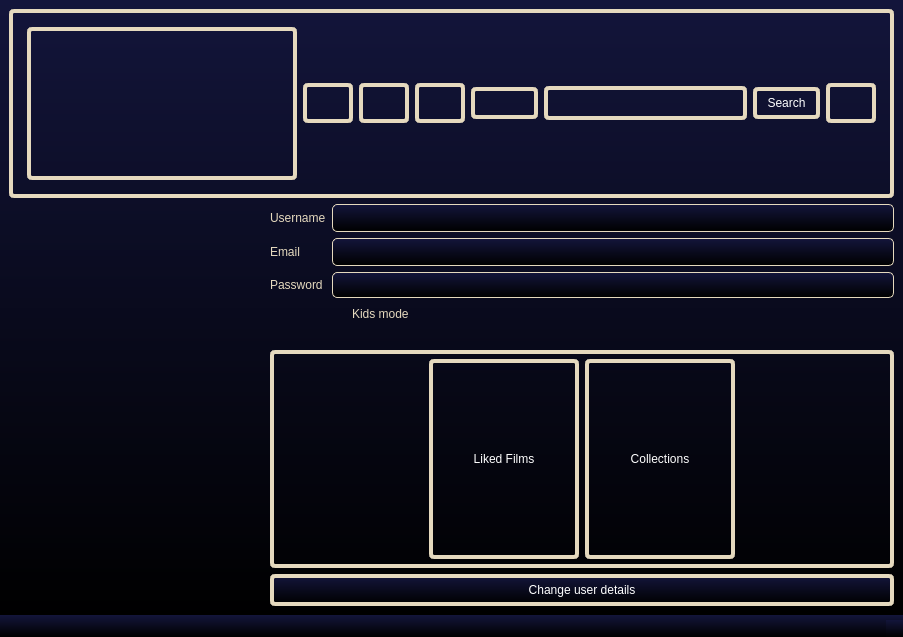
Dushnilas/recsys_project, file src/qt/persuser.ui: the form before one commit.
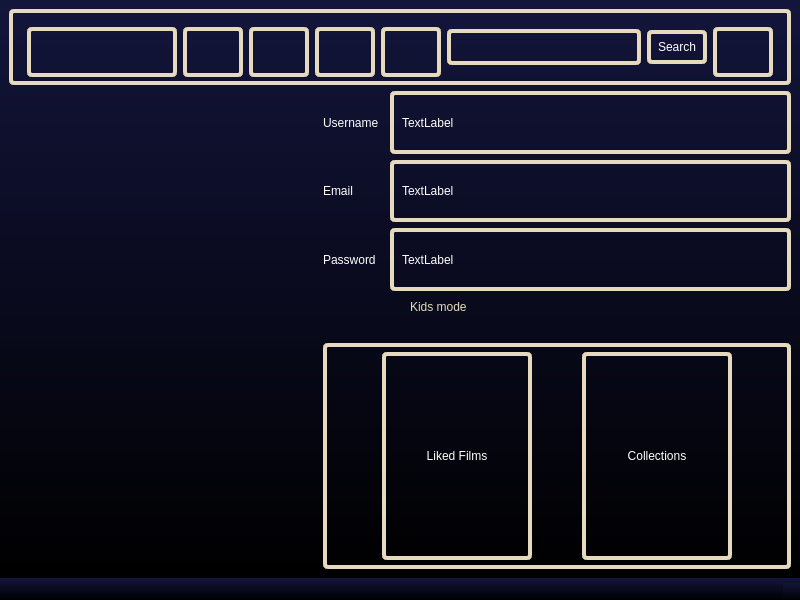
The form after the commit. Icons and pictures are not drawn.

Patch:
```diff
--- a/src/qt/persuser.ui
+++ b/src/qt/persuser.ui
@@ -6,8 +6,8 @@
    <rect>
     <x>0</x>
     <y>0</y>
-    <width>903</width>
-    <height>637</height>
+    <width>800</width>
+    <height>600</height>
    </rect>
   </property>
   <property name="windowTitle">
@@ -19,189 +19,10 @@
   </property>
   <widget class="QWidget" name="centralwidget">
    <layout class="QGridLayout" name="gridLayout_2">
-    <item row="0" column="0" colspan="2">
-     <layout class="QHBoxLayout" name="horizontalLayout_2">
-      <item>
-       <widget class="QFrame" name="frame">
-        <property name="styleSheet">
-         <string notr="true">background-color: rgba(255, 255, 255, 0);
-border: 4px solid rgb(229, 217, 190);
-border-radius: 5px;
-padding: 5px;
-</string>
-        </property>
-        <property name="frameShape">
-         <enum>QFrame::StyledPanel</enum>
-        </property>
-        <property name="frameShadow">
-         <enum>QFrame::Raised</enum>
-        </property>
-        <layout class="QHBoxLayout" name="horizontalLayout_3" stretch="4,1,1,1,1,3,1,1">
-         <item>
-          <widget class="QLabel" name="label">
-           <property name="styleSheet">
-            <string notr="true">border-image: url(:/rec/Pics/LogoRem.png);</string>
-           </property>
-           <property name="text">
-            <string/>
-           </property>
-          </widget>
-         </item>
-         <item>
-          <widget class="QPushButton" name="HomeBPU">
-           <property name="sizePolicy">
-            <sizepolicy hsizetype="Fixed" vsizetype="Fixed">
-             <horstretch>0</horstretch>
-             <verstretch>0</verstretch>
-            </sizepolicy>
-           </property>
-           <property name="minimumSize">
-            <size>
-             <width>40</width>
-             <height>40</height>
-            </size>
-           </property>
-           <property name="styleSheet">
-            <string notr="true">border-image: url(:/rec/Pics/housenormal.png);</string>
-           </property>
-           <property name="text">
-            <string/>
-           </property>
-          </widget>
-         </item>
-         <item>
-          <widget class="QPushButton" name="FilmsBPU">
-           <property name="sizePolicy">
-            <sizepolicy hsizetype="Fixed" vsizetype="Fixed">
-             <horstretch>0</horstretch>
-             <verstretch>0</verstretch>
-            </sizepolicy>
-           </property>
-           <property name="minimumSize">
-            <size>
-             <width>40</width>
-             <height>40</height>
-            </size>
-           </property>
-           <property name="styleSheet">
-            <string notr="true">border-image: url(:/rec/Pics/Films.png);</string>
-           </property>
-           <property name="text">
-            <string/>
-           </property>
-          </widget>
-         </item>
-         <item>
-          <widget class="QPushButton" name="TVShowsPU">
-           <property name="sizePolicy">
-            <sizepolicy hsizetype="Fixed" vsizetype="Fixed">
-             <horstretch>0</horstretch>
-             <verstretch>0</verstretch>
-            </sizepolicy>
-           </property>
-           <property name="minimumSize">
-            <size>
-             <width>40</width>
-             <height>40</height>
-            </size>
-           </property>
-           <property name="styleSheet">
-            <string notr="true">border-image: url(:/rec/Pics/TVShows.png);</string>
-           </property>
-           <property name="text">
-            <string/>
-           </property>
-          </widget>
-         </item>
-         <item>
-          <widget class="QPushButton" name="KidsBPU">
-           <property name="styleSheet">
-            <string notr="true">border-image: url(:/rec/Pics/Kids.png);</string>
-           </property>
-           <property name="text">
-            <string/>
-           </property>
-          </widget>
-         </item>
-         <item>
-          <widget class="QLineEdit" name="lineEdit"/>
-         </item>
-         <item>
-          <widget class="QPushButton" name="pushButton_5">
-           <property name="text">
-            <string>Search</string>
-           </property>
-          </widget>
-         </item>
-         <item>
-          <widget class="QPushButton" name="UserPU">
-           <property name="sizePolicy">
-            <sizepolicy hsizetype="Fixed" vsizetype="Fixed">
-             <horstretch>60</horstretch>
-             <verstretch>60</verstretch>
-            </sizepolicy>
-           </property>
-           <property name="minimumSize">
-            <size>
-             <width>40</width>
-             <height>40</height>
-            </size>
-           </property>
-           <property name="styleSheet">
-            <string notr="true">border-image: url(:/rec/Pics/profile-user.png);</string>
-           </property>
-           <property name="text">
-            <string/>
-           </property>
-          </widget>
-         </item>
-        </layout>
-       </widget>
-      </item>
-     </layout>
-    </item>
-    <item row="1" column="0">
-     <layout class="QVBoxLayout" name="verticalLayout_3">
-      <item>
-       <widget class="QLabel" name="label_4">
-        <property name="sizePolicy">
-         <sizepolicy hsizetype="Fixed" vsizetype="Fixed">
-          <horstretch>255</horstretch>
-          <verstretch>255</verstretch>
-         </sizepolicy>
-        </property>
-        <property name="minimumSize">
-         <size>
-          <width>255</width>
-          <height>255</height>
-         </size>
-        </property>
-        <property name="styleSheet">
-         <string notr="true">border-image: url(:/rec/Pics/profile-user.png);
-background-color: rgba(255, 255, 255, 0);</string>
-        </property>
-        <property name="text">
-         <string/>
-        </property>
-       </widget>
-      </item>
-     </layout>
-    </item>
     <item row="1" column="1">
      <layout class="QVBoxLayout" name="verticalLayout_2">
       <item>
        <layout class="QGridLayout" name="gridLayout">
-        <item row="1" column="0">
-         <widget class="QLabel" name="label_3">
-          <property name="styleSheet">
-           <string notr="true">background-color: rgba(255, 255, 255, 0);
-color:rgb(229, 217, 190);</string>
-          </property>
-          <property name="text">
-           <string>Email</string>
-          </property>
-         </widget>
-        </item>
         <item row="3" column="1">
          <widget class="QRadioButton" name="radioButton">
           <property name="styleSheet">
@@ -213,58 +34,148 @@
           </property>
          </widget>
         </item>
+        <item row="1" column="0">
+         <widget class="QLabel" name="label_3">
+          <property name="sizePolicy">
+           <sizepolicy hsizetype="Minimum" vsizetype="Preferred">
+            <horstretch>61</horstretch>
+            <verstretch>0</verstretch>
+           </sizepolicy>
+          </property>
+          <property name="maximumSize">
+           <size>
+            <width>61</width>
+            <height>16777215</height>
+           </size>
+          </property>
+          <property name="styleSheet">
+           <string notr="true">background-color: rgba(255, 255, 255, 0);
+
+</string>
+          </property>
+          <property name="text">
+           <string>Email</string>
+          </property>
+         </widget>
+        </item>
         <item row="0" column="1">
-         <widget class="QLineEdit" name="lineEdit_2">
-          <property name="styleSheet">
-           <string notr="true">border: 1px solid rgb(229, 217, 190);
-border-radius: 5px;
-padding: 5px;</string>
+         <widget class="QLabel" name="label_6">
+          <property name="sizePolicy">
+           <sizepolicy hsizetype="Preferred" vsizetype="Preferred">
+            <horstretch>0</horstretch>
+            <verstretch>0</verstretch>
+           </sizepolicy>
           </property>
-         </widget>
-        </item>
-        <item row="1" column="1">
-         <widget class="QLineEdit" name="lineEdit_3">
+          <property name="minimumSize">
+           <size>
+            <width>400</width>
+            <height>20</height>
+           </size>
+          </property>
           <property name="styleSheet">
-           <string notr="true">border: 1px solid rgb(229, 217, 190);
+           <string notr="true">background-color: rgba(255, 255, 255, 0);
+border: 4px solid rgb(229, 217, 190);
 border-radius: 5px;
-padding: 5px;</string>
+padding: 5px;
+
+</string>
+          </property>
+          <property name="text">
+           <string>TextLabel</string>
           </property>
          </widget>
         </item>
         <item row="0" column="0">
          <widget class="QLabel" name="label_2">
+          <property name="sizePolicy">
+           <sizepolicy hsizetype="Minimum" vsizetype="Preferred">
+            <horstretch>61</horstretch>
+            <verstretch>0</verstretch>
+           </sizepolicy>
+          </property>
+          <property name="maximumSize">
+           <size>
+            <width>61</width>
+            <height>16777215</height>
+           </size>
+          </property>
           <property name="styleSheet">
            <string notr="true">background-color: rgba(255, 255, 255, 0);
-color:rgb(229, 217, 190);</string>
+
+
+</string>
           </property>
           <property name="text">
            <string>Username</string>
           </property>
          </widget>
         </item>
-        <item row="2" column="1">
-         <widget class="QPushButton" name="pushButton_10">
-          <property name="styleSheet">
-           <string notr="true">border: 1px solid rgb(229, 217, 190);
-border-radius: 5px;
-padding: 5px;</string>
-          </property>
-          <property name="text">
-           <string/>
-          </property>
-         </widget>
-        </item>
         <item row="2" column="0">
          <widget class="QLabel" name="label_5">
+          <property name="sizePolicy">
+           <sizepolicy hsizetype="Minimum" vsizetype="Preferred">
+            <horstretch>61</horstretch>
+            <verstretch>0</verstretch>
+           </sizepolicy>
+          </property>
+          <property name="maximumSize">
+           <size>
+            <width>61</width>
+            <height>16777215</height>
+           </size>
+          </property>
           <property name="styleSheet">
-           <string>background-color: rgba(255, 255, 255, 0);
-color:rgb(229, 217, 190);</string>
+           <string notr="true">background-color: rgba(255, 255, 255, 0);
+
+</string>
           </property>
           <property name="text">
            <string>Password</string>
           </property>
          </widget>
         </item>
+        <item row="1" column="1">
+         <widget class="QLabel" name="label_7">
+          <property name="minimumSize">
+           <size>
+            <width>400</width>
+            <height>20</height>
+           </size>
+          </property>
+          <property name="styleSheet">
+           <string notr="true">background-color: rgba(255, 255, 255, 0);
+border: 4px solid rgb(229, 217, 190);
+border-radius: 5px;
+padding: 5px;
+
+</string>
+          </property>
+          <property name="text">
+           <string>TextLabel</string>
+          </property>
+         </widget>
+        </item>
+        <item row="2" column="1">
+         <widget class="QLabel" name="label_8">
+          <property name="minimumSize">
+           <size>
+            <width>400</width>
+            <height>20</height>
+           </size>
+          </property>
+          <property name="styleSheet">
+           <string notr="true">background-color: rgba(255, 255, 255, 0);
+border: 4px solid rgb(229, 217, 190);
+border-radius: 5px;
+padding: 5px;
+
+</string>
+          </property>
+          <property name="text">
+           <string>TextLabel</string>
+          </property>
+         </widget>
+        </item>
        </layout>
       </item>
       <item>
@@ -298,10 +209,19 @@
           <layout class="QHBoxLayout" name="horizontalLayout_6">
            <item>
             <layout class="QHBoxLayout" name="horizontalLayout_4">
+             <property name="spacing">
+              <number>50</number>
+             </property>
+             <property name="leftMargin">
+              <number>50</number>
+             </property>
+             <property name="rightMargin">
+              <number>50</number>
+             </property>
              <item>
               <widget class="QPushButton" name="LikedBut">
                <property name="sizePolicy">
-                <sizepolicy hsizetype="Fixed" vsizetype="Fixed">
+                <sizepolicy hsizetype="Preferred" vsizetype="Preferred">
                  <horstretch>150</horstretch>
                  <verstretch>200</verstretch>
                 </sizepolicy>
@@ -312,6 +232,12 @@
                  <height>200</height>
                 </size>
                </property>
+               <property name="maximumSize">
+                <size>
+                 <width>250</width>
+                 <height>16777215</height>
+                </size>
+               </property>
                <property name="text">
                 <string>Liked Films</string>
                </property>
@@ -320,7 +246,7 @@
              <item>
               <widget class="QPushButton" name="CollectionsBut">
                <property name="sizePolicy">
-                <sizepolicy hsizetype="Fixed" vsizetype="Fixed">
+                <sizepolicy hsizetype="Preferred" vsizetype="Preferred">
                  <horstretch>150</horstretch>
                  <verstretch>200</verstretch>
                 </sizepolicy>
@@ -331,6 +257,12 @@
                  <height>200</height>
                 </size>
                </property>
+               <property name="maximumSize">
+                <size>
+                 <width>250</width>
+                 <height>16777215</height>
+                </size>
+               </property>
                <property name="text">
                 <string>Collections</string>
                </property>
@@ -345,17 +277,340 @@
       </item>
      </layout>
     </item>
-    <item row="2" column="1">
-     <layout class="QVBoxLayout" name="verticalLayout_4">
+    <item row="0" column="0" colspan="2">
+     <layout class="QHBoxLayout" name="horizontalLayout_2">
       <item>
-       <widget class="QPushButton" name="pushButton_9">
+       <widget class="QFrame" name="frame">
+        <property name="sizePolicy">
+         <sizepolicy hsizetype="Preferred" vsizetype="Fixed">
+          <horstretch>0</horstretch>
+          <verstretch>76</verstretch>
+         </sizepolicy>
+        </property>
+        <property name="minimumSize">
+         <size>
+          <width>0</width>
+          <height>76</height>
+         </size>
+        </property>
+        <property name="maximumSize">
+         <size>
+          <width>16777215</width>
+          <height>76</height>
+         </size>
+        </property>
         <property name="styleSheet">
-         <string notr="true">border: 4px solid rgb(229, 217, 190);
+         <string notr="true">background-color: rgba(255, 255, 255, 0);
+border: 4px solid rgb(229, 217, 190);
 border-radius: 5px;
-padding: 5px;</string>
+padding: 5px;
+</string>
         </property>
+        <property name="frameShape">
+         <enum>QFrame::StyledPanel</enum>
+        </property>
+        <property name="frameShadow">
+         <enum>QFrame::Raised</enum>
+        </property>
+        <layout class="QHBoxLayout" name="horizontalLayout_3" stretch="4,0,1,1,1,3,1,0">
+         <item>
+          <widget class="QLabel" name="label">
+           <property name="minimumSize">
+            <size>
+             <width>150</width>
+             <height>50</height>
+            </size>
+           </property>
+           <property name="maximumSize">
+            <size>
+             <width>150</width>
+             <height>50</height>
+            </size>
+           </property>
+           <property name="styleSheet">
+            <string notr="true">border-image: url(:/rec/Pics/LogoRem.png);</string>
+           </property>
+           <property name="text">
+            <string/>
+           </property>
+          </widget>
+         </item>
+         <item>
+          <widget class="QPushButton" name="HomeBPU">
+           <property name="sizePolicy">
+            <sizepolicy hsizetype="Fixed" vsizetype="Fixed">
+             <horstretch>60</horstretch>
+             <verstretch>50</verstretch>
+            </sizepolicy>
+           </property>
+           <property name="minimumSize">
+            <size>
+             <width>60</width>
+             <height>50</height>
+            </size>
+           </property>
+           <property name="maximumSize">
+            <size>
+             <width>60</width>
+             <height>50</height>
+            </size>
+           </property>
+           <property name="styleSheet">
+            <string notr="true">border-image: url(:/rec/Pics/housenormal.png);</string>
+           </property>
+           <property name="text">
+            <string/>
+           </property>
+          </widget>
+         </item>
+         <item>
+          <widget class="QPushButton" name="FilmsBPU">
+           <property name="sizePolicy">
+            <sizepolicy hsizetype="Fixed" vsizetype="Fixed">
+             <horstretch>60</horstretch>
+             <verstretch>50</verstretch>
+            </sizepolicy>
+           </property>
+           <property name="minimumSize">
+            <size>
+             <width>60</width>
+             <height>50</height>
+            </size>
+           </property>
+           <property name="maximumSize">
+            <size>
+             <width>60</width>
+             <height>50</height>
+            </size>
+           </property>
+           <property name="styleSheet">
+            <string notr="true">border-image: url(:/rec/Pics/Films.png);</string>
+           </property>
+           <property name="text">
+            <string/>
+           </property>
+          </widget>
+         </item>
+         <item>
+          <widget class="QPushButton" name="TVShowsPU">
+           <property name="sizePolicy">
+            <sizepolicy hsizetype="Fixed" vsizetype="Fixed">
+             <horstretch>60</horstretch>
+             <verstretch>50</verstretch>
+            </sizepolicy>
+           </property>
+           <property name="minimumSize">
+            <size>
+             <width>60</width>
+             <height>50</height>
+            </size>
+           </property>
+           <property name="maximumSize">
+            <size>
+             <width>60</width>
+             <height>50</height>
+            </size>
+           </property>
+           <property name="styleSheet">
+            <string notr="true">border-image: url(:/rec/Pics/TVShows.png);</string>
+           </property>
+           <property name="text">
+            <string/>
+           </property>
+          </widget>
+         </item>
+         <item>
+          <widget class="QPushButton" name="KidsBPU">
+           <property name="sizePolicy">
+            <sizepolicy hsizetype="Fixed" vsizetype="Fixed">
+             <horstretch>60</horstretch>
+             <verstretch>50</verstretch>
+            </sizepolicy>
+           </property>
+           <property name="minimumSize">
+            <size>
+             <width>60</width>
+             <height>50</height>
+            </size>
+           </property>
+           <property name="maximumSize">
+            <size>
+             <width>60</width>
+             <height>50</height>
+            </size>
+           </property>
+           <property name="styleSheet">
+            <string notr="true">border-image: url(:/rec/Pics/Kids.png);</string>
+           </property>
+           <property name="text">
+            <string/>
+           </property>
+          </widget>
+         </item>
+         <item>
+          <widget class="QLineEdit" name="lineEdit">
+           <property name="sizePolicy">
+            <sizepolicy hsizetype="Expanding" vsizetype="Fixed">
+             <horstretch>0</horstretch>
+             <verstretch>36</verstretch>
+            </sizepolicy>
+           </property>
+           <property name="minimumSize">
+            <size>
+             <width>0</width>
+             <height>36</height>
+            </size>
+           </property>
+           <property name="maximumSize">
+            <size>
+             <width>16777215</width>
+             <height>36</height>
+            </size>
+           </property>
+          </widget>
+         </item>
+         <item>
+          <widget class="QPushButton" name="pushButton_5">
+           <property name="sizePolicy">
+            <sizepolicy hsizetype="Fixed" vsizetype="Fixed">
+             <horstretch>60</horstretch>
+             <verstretch>34</verstretch>
+            </sizepolicy>
+           </property>
+           <property name="minimumSize">
+            <size>
+             <width>60</width>
+             <height>34</height>
+            </size>
+           </property>
+           <property name="maximumSize">
+            <size>
+             <width>60</width>
+             <height>34</height>
+            </size>
+           </property>
+           <property name="text">
+            <string>Search</string>
+           </property>
+          </widget>
+         </item>
+         <item>
+          <widget class="QPushButton" name="UserPU">
+           <property name="sizePolicy">
+            <sizepolicy hsizetype="Fixed" vsizetype="Fixed">
+             <horstretch>60</horstretch>
+             <verstretch>50</verstretch>
+            </sizepolicy>
+           </property>
+           <property name="minimumSize">
+            <size>
+             <width>60</width>
+             <height>50</height>
+            </size>
+           </property>
+           <property name="maximumSize">
+            <size>
+             <width>60</width>
+             <height>50</height>
+            </size>
+           </property>
+           <property name="styleSheet">
+            <string notr="true">border-image: url(:/rec/Pics/profile-user.png);</string>
+           </property>
+           <property name="text">
+            <string/>
+           </property>
+          </widget>
+         </item>
+        </layout>
+       </widget>
+      </item>
+     </layout>
+    </item>
+    <item row="1" column="0">
+     <layout class="QVBoxLayout" name="verticalLayout_3">
+      <item>
+       <widget class="QLabel" name="label_10">
+        <property name="sizePolicy">
+         <sizepolicy hsizetype="Expanding" vsizetype="Preferred">
+          <horstretch>0</horstretch>
+          <verstretch>0</verstretch>
+         </sizepolicy>
+        </property>
+        <property name="minimumSize">
+         <size>
+          <width>0</width>
+          <height>60</height>
+         </size>
+        </property>
+        <property name="maximumSize">
+         <size>
+          <width>500</width>
+          <height>16777215</height>
+         </size>
+        </property>
+        <property name="styleSheet">
+         <string notr="true">background-color: rgba(255, 255, 255, 0);</string>
+        </property>
         <property name="text">
-         <string>Change user details</string>
+         <string/>
+        </property>
+       </widget>
+      </item>
+      <item>
+       <widget class="QLabel" name="label_4">
+        <property name="sizePolicy">
+         <sizepolicy hsizetype="Expanding" vsizetype="Expanding">
+          <horstretch>0</horstretch>
+          <verstretch>0</verstretch>
+         </sizepolicy>
+        </property>
+        <property name="minimumSize">
+         <size>
+          <width>255</width>
+          <height>255</height>
+         </size>
+        </property>
+        <property name="maximumSize">
+         <size>
+          <width>450</width>
+          <height>500</height>
+         </size>
+        </property>
+        <property name="styleSheet">
+         <string notr="true">border-image: url(:/rec/Pics/profile-user.png);
+background-color: rgba(255, 255, 255, 0);</string>
+        </property>
+        <property name="text">
+         <string/>
+        </property>
+       </widget>
+      </item>
+      <item>
+       <widget class="QLabel" name="label_9">
+        <property name="sizePolicy">
+         <sizepolicy hsizetype="Expanding" vsizetype="Preferred">
+          <horstretch>0</horstretch>
+          <verstretch>0</verstretch>
+         </sizepolicy>
+        </property>
+        <property name="minimumSize">
+         <size>
+          <width>0</width>
+          <height>60</height>
+         </size>
+        </property>
+        <property name="maximumSize">
+         <size>
+          <width>500</width>
+          <height>16777215</height>
+         </size>
+        </property>
+        <property name="styleSheet">
+         <string notr="true">background-color: rgba(255, 255, 255, 0);</string>
+        </property>
+        <property name="text">
+         <string/>
         </property>
        </widget>
       </item>
```
Left out of the diff: 4 changed lines with no effect on the pictures.
